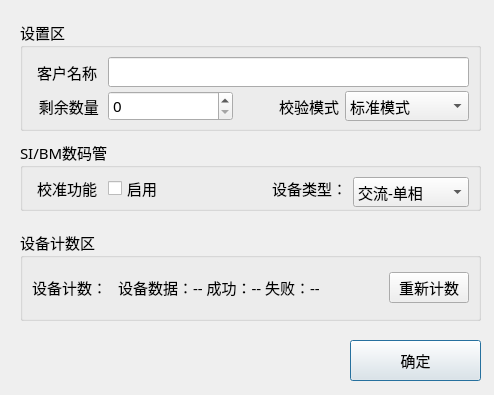
ChinaClever/PDU-CalibrateTool, file PDU-CalibrateTool/home/home_setdlg.ui: the form before one commit.
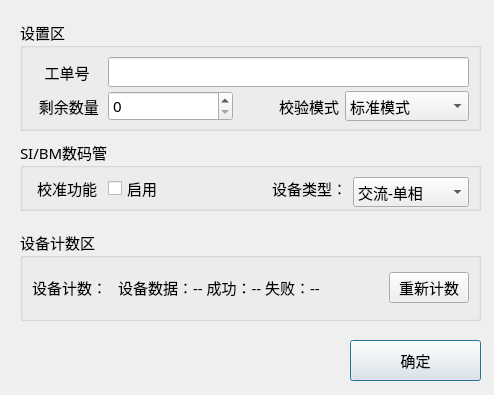
The form after the commit.

Patch:
```diff
--- a/PDU-CalibrateTool/home/home_setdlg.ui
+++ b/PDU-CalibrateTool/home/home_setdlg.ui
@@ -66,7 +66,7 @@
        </size>
       </property>
       <property name="text">
-       <string>客户名称</string>
+       <string>工单号</string>
       </property>
       <property name="alignment">
        <set>Qt::AlignCenter</set>
```
